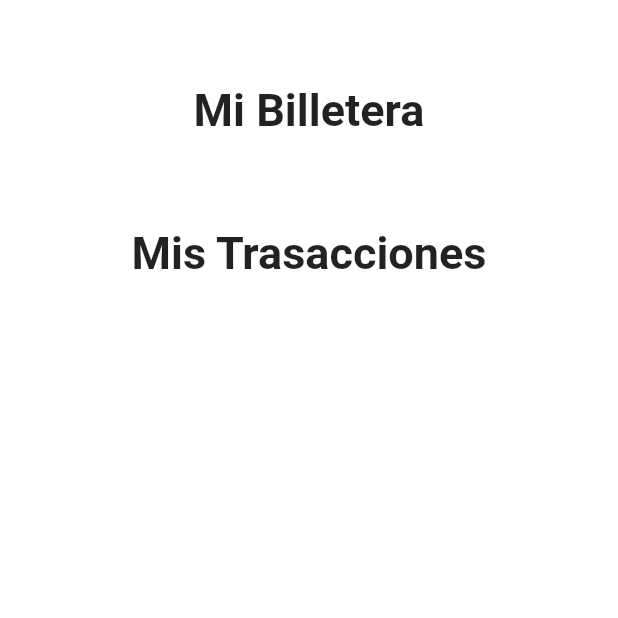
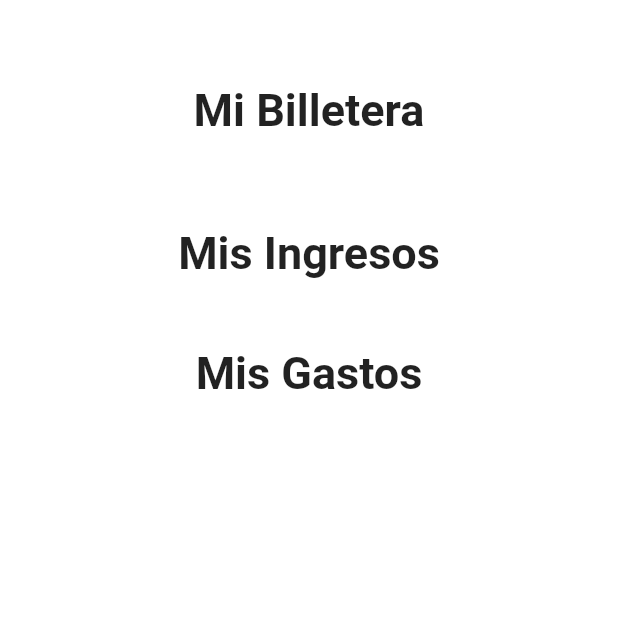
Before and after one commit to IMhat/Uteam-app, a Flutter app: the _WalletScreenBody screen opened directly with empty values, on a phone screen of 412 x 824 dp, the top half of it. Run offline on Flutter 3.47's test engine with Material 2 defaults, Android fonts, the phone set to English and light mode, and no system bars; our stand-ins replace animated_background, dio, sqflite, syncfusion_flutter_sliders; missing offline and left inert: dart:ffi, image_picker_for_web; accounts and stored records are empty; network calls fail.

Commit message:
exchange transaction

```diff
--- a/flutter-front/lib/main.dart
+++ b/flutter-front/lib/main.dart
@@ -19,6 +19,7 @@ import 'package:app_uteam/services/user_services.dart';
 import 'package:app_uteam/themes/app_theme.dart';
 import 'package:provider/provider.dart';
 
+import 'services/productTransaction_service.dart';
 import 'services/wallet_services.dart';
 
 void main() => runApp(const AppState());
@@ -35,6 +36,7 @@ class AppState extends StatelessWidget {
         ChangeNotifierProvider(create: (_) => TaskDoneService()),
         ChangeNotifierProvider(create: (_) => WalletService()),
         ChangeNotifierProvider(create: (_) => TransactionService()),
+        ChangeNotifierProvider(create: (_) => ProductTransactionService()),
         ChangeNotifierProvider(create: (_) => ProductService()),
         ChangeNotifierProvider(create: (_) => ProductIndumentariaService()),
         ChangeNotifierProvider(create: (_) => ProductCursosService()),
--- a/flutter-front/lib/screens/screens.dart
+++ b/flutter-front/lib/screens/screens.dart
@@ -18,5 +18,6 @@ export 'package:app_uteam/screens/list_image.dart';
 export 'package:app_uteam/screens/loading_screen.dart';
 export 'package:app_uteam/screens/image_screens.dart';
 export 'package:app_uteam/screens/home.dart';
+
 export 'package:app_uteam/screens/product_details.dart';
 export 'package:app_uteam/screens/product_indumentaria_details.dart';
--- /dev/null
+++ b/flutter-front/lib/screens/transaction_exchange_screen.dart
@@ -0,0 +1,128 @@
+import 'package:app_uteam/providers/transaction_form_provider.dart';
+import 'package:app_uteam/services/productTransaction_service.dart';
+import 'package:app_uteam/widgets/exchangeProduct_card.dart';
+
+import 'package:flutter/material.dart';
+import 'package:provider/provider.dart';
+
+class ExchangeTransactionScreen extends StatefulWidget {
+  ExchangeTransactionScreen({Key? key}) : super(key: key);
+
+  @override
+  State<ExchangeTransactionScreen> createState() =>
+      _ExchangeTransactionScreenState();
+}
+
+class _ExchangeTransactionScreenState extends State<ExchangeTransactionScreen> {
+  @override
+  Widget build(BuildContext context) {
+    // DBProvider.db.database;
+    // final tempTask = TaskModel(title: 'Sql', description: 'task desde sql');
+    // DBProvider.db.nuevaTask(tempTask);
+    // print(tempTask);
+    // DBProvider.db.getTaskById("brb266rt").then((task) => print(task?.title));
+
+    //DBProvider.db.getTodasLasTasks().then((print));
+    //DBProvider.db.deleteAllTasks();
+
+    final transactionService = Provider.of<ProductTransactionService>(context);
+
+    return ChangeNotifierProvider(
+      create: (_) =>
+          TransactionFormProvider(transactionService.selectedTransaction),
+      child: _ExchangeTransactionScreenBody(
+          transactionService: transactionService),
+    );
+  }
+}
+
+class _ExchangeTransactionScreenBody extends StatefulWidget {
+  _ExchangeTransactionScreenBody({
+    Key? key,
+    required this.transactionService,
+  }) : super(key: key);
+
+  ProductTransactionService transactionService;
+  @override
+  State<_ExchangeTransactionScreenBody> createState() =>
+      _ExchangeTransactionScreenBodyState();
+}
+
+class _ExchangeTransactionScreenBodyState
+    extends State<_ExchangeTransactionScreenBody> {
+  @override
+  Widget build(BuildContext context) {
+    //PointService pointService;
+
+    //final pointListProvider = Provider.of<PointListProvider>(context);
+
+    return SingleChildScrollView(
+      child: Column(
+        children: <Widget>[
+          SizedBox(
+            height: 80,
+            width: 250,
+            child: Container(
+              margin: const EdgeInsets.only(top: 0),
+              child: Column(
+                mainAxisAlignment: MainAxisAlignment.start,
+                children: const [
+                  Text(
+                    "Mis Gastos",
+                    style: TextStyle(fontSize: 30, fontWeight: FontWeight.w700),
+                  )
+                ],
+              ),
+            ),
+          ),
+          // Container(
+          //   width: 280,
+          //   height: 120,
+          //   decoration: const BoxDecoration(
+          //       color: Color.fromARGB(255, 231, 170, 209),
+          //       borderRadius: BorderRadius.all(Radius.circular(10))),
+          //   child: Column(
+          //     mainAxisAlignment: MainAxisAlignment.center,
+          //     children: const [
+          //       Text(
+          //         "300 Puntos",
+          //         style: TextStyle(
+          //           fontSize: 30,
+          //           fontWeight: FontWeight.bold,
+          //           decorationColor: Colors.red,
+          //         ),
+          //         textAlign: TextAlign.center,
+          //       ),
+          //     ],
+          //   ),
+          // ),
+          Container(
+            child: Center(
+              child: ListView.builder(
+                shrinkWrap: true,
+                physics: const NeverScrollableScrollPhysics(),
+                scrollDirection: Axis.vertical,
+                //itemCount: taskListProvider.tasks.length,
+                itemCount: widget.transactionService.transactions.length,
+                itemBuilder: (BuildContext context, int index) =>
+                    GestureDetector(
+                  onTap: () {
+                    widget.transactionService.selectedTransaction =
+                        widget.transactionService.transactions[index].copy();
+                    // Navigator.pushNamed(
+                    //   context,
+                    //   'pointPut',
+                    // );
+                  },
+                  child: ExchangeProductTransactionCard(
+                    transaction: widget.transactionService.transactions[index],
+                  ),
+                ),
+              ),
+            ),
+          ),
+        ],
+      ),
+    );
+  }
+}
--- a/flutter-front/lib/screens/transaction_screen.dart
+++ b/flutter-front/lib/screens/transaction_screen.dart
@@ -65,7 +65,7 @@ class _TransactionScreenBodyState extends State<_TransactionScreenBody> {
                 mainAxisAlignment: MainAxisAlignment.start,
                 children: const [
                   Text(
-                    "Mis Trasacciones",
+                    "Mis Ingresos",
                     style: TextStyle(fontSize: 30, fontWeight: FontWeight.w700),
                   )
                 ],
--- a/flutter-front/lib/screens/wallet_screens.dart
+++ b/flutter-front/lib/screens/wallet_screens.dart
@@ -1,4 +1,5 @@
 import 'package:app_uteam/providers/wallet_form_provider.dart';
+import 'package:app_uteam/screens/transaction_exchange_screen.dart';
 import 'package:app_uteam/screens/transaction_screen.dart';
 import 'package:app_uteam/services/wallet_services.dart';
 
@@ -126,7 +127,8 @@ class _WalletScreenBodyState extends State<_WalletScreenBody> {
                 ),
               ),
             ),
-            TransactionScreen()
+            TransactionScreen(),
+            ExchangeTransactionScreen(),
           ],
         ),
       ),
--- a/flutter-front/lib/services/transaction_services.dart
+++ b/flutter-front/lib/services/transaction_services.dart
@@ -27,7 +27,7 @@ class TransactionService extends ChangeNotifier {
   Future<List<Transaction>> loadTransaction() async {
     isLoading = true;
     final url = Uri.https(
-        _baseUrl, '/api/transaction/search', {'searchQuery': 'david'});
+        _baseUrl, '/api/transaction/task/search', {'searchQuery': 'david'});
     final resp = await http.get(url);
 
     final List<dynamic> walletMap = jsonDecode(resp.body);
--- a/flutter-front/lib/widgets/my_globals.dart
+++ b/flutter-front/lib/widgets/my_globals.dart
@@ -1,3 +1,3 @@
 library globals;
 
-String? username = 'david';
+String? uss = 'david';
```
Also changed, not shown: flutter-front/lib/services/productTransaction_service.dart (added, +55 -0 lines), flutter-front/lib/widgets/exchangeProduct_card.dart (added, +142 -0 lines), flutter-front/lib/widgets/product_detail_card.dart (+8 -11 lines), 2 other files.
